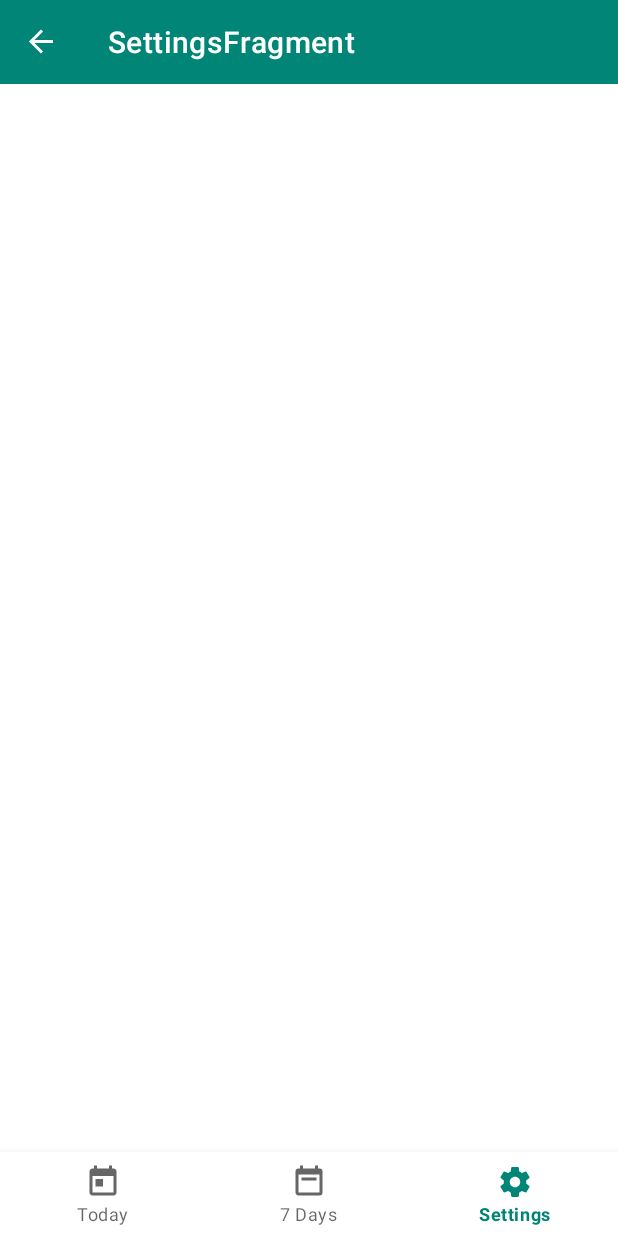
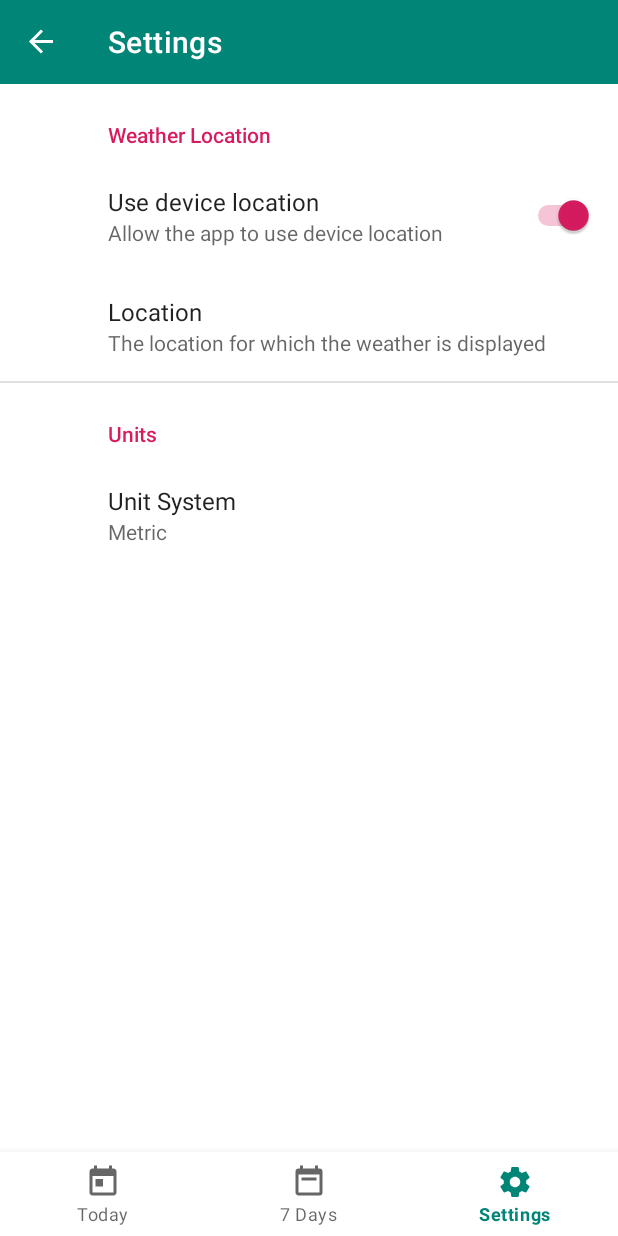
Before and after one commit to harshilpatel-git/forecast-mvvm-android, an Android app: the screen it shows after launch (MainActivity), item 3 of the bottom bar chosen, on a phone screen of 412 x 824 dp. Run offline under Robolectric (Android 15) with nearby library versions, the phone set to English and light mode, and no system bars; our stand-ins replace androidx.preference, navigation-ui; libraries missing offline, so code that uses them is left out: com.jakewharton.threetenabp, org.kodein.di; pictures from the network do not load; 4 statements that could not run were skipped.

Commit message:
Settings fragment added with custom preferences.

```diff
--- a/app/src/main/java/com/harshil/weatherforecastmvvm/ForecastApplication.kt
+++ b/app/src/main/java/com/harshil/weatherforecastmvvm/ForecastApplication.kt
@@ -4,6 +4,8 @@ import android.app.Application
 import com.harshil.weatherforecastmvvm.data.db.CurrentWeatherDao
 import com.harshil.weatherforecastmvvm.data.db.ForecastDatabase
 import com.harshil.weatherforecastmvvm.data.network.*
+import com.harshil.weatherforecastmvvm.data.provider.UnitProvider
+import com.harshil.weatherforecastmvvm.data.provider.UnitProviderImpl
 import com.harshil.weatherforecastmvvm.data.repository.ForecastRepository
 import com.harshil.weatherforecastmvvm.data.repository.ForecastRepositoryImpl
 import com.jakewharton.threetenabp.AndroidThreeTen
@@ -49,9 +51,11 @@ class ForecastApplication : Application(), KodeinAware {
             )
         }
 
+        bind<UnitProvider>() with singleton { UnitProviderImpl(instance()) }
+
         // For binding class or a factory
-        // instance() is instance<ForecastRepository>()
-        bind() from provider { CurrentWeatherViewModelFactory(instance()) }
+        // instance() is instance<ForecastRepository>() and instance<UnitProvider>() respectively
+        bind() from provider { CurrentWeatherViewModelFactory(instance(), instance()) }
     }
 
     override fun onCreate() {
--- a/app/src/main/java/com/harshil/weatherforecastmvvm/data/network/provider/UnitProvider.kt
+++ b/app/src/main/java/com/harshil/weatherforecastmvvm/data/provider/UnitProvider.kt
@@ -1,4 +1,4 @@
-package com.resocoder.forecastmvvm.data.provider
+package com.harshil.weatherforecastmvvm.data.provider
 
 import com.harshil.weatherforecastmvvm.internal.UnitSystem
 
--- /dev/null
+++ b/app/src/main/java/com/harshil/weatherforecastmvvm/data/provider/UnitProviderImpl.kt
@@ -0,0 +1,20 @@
+package com.harshil.weatherforecastmvvm.data.provider
+
+import android.content.Context
+import android.content.SharedPreferences
+import androidx.preference.PreferenceManager
+import com.harshil.weatherforecastmvvm.internal.UnitSystem
+
+const val UNIT_SYSTEM = "UNIT_SYSTEM"
+
+class UnitProviderImpl(context: Context) : UnitProvider {
+    private val appContext = context.applicationContext
+
+    private val preferences: SharedPreferences
+        get() = PreferenceManager.getDefaultSharedPreferences(appContext)
+
+    override fun getUnitSystem(): UnitSystem {
+        val selectedName = preferences.getString(UNIT_SYSTEM, UnitSystem.METRIC.name)
+        return UnitSystem.valueOf(selectedName!!)
+    }
+}
--- a/app/src/main/java/com/harshil/weatherforecastmvvm/ui/settings/SettingsFragment.kt
+++ b/app/src/main/java/com/harshil/weatherforecastmvvm/ui/settings/SettingsFragment.kt
@@ -1,6 +1,18 @@
 package com.harshil.weatherforecastmvvm.ui.settings
 
-import androidx.fragment.app.Fragment
+import android.os.Bundle
+import androidx.appcompat.app.AppCompatActivity
+import androidx.preference.PreferenceFragmentCompat
+import com.harshil.weatherforecastmvvm.R
 
-class SettingsFragment: Fragment() {
+class SettingsFragment : PreferenceFragmentCompat() {
+    override fun onCreatePreferences(savedInstanceState: Bundle?, rootKey: String?) {
+        addPreferencesFromResource(R.xml.preferences)
+    }
+
+    override fun onActivityCreated(savedInstanceState: Bundle?) {
+        super.onActivityCreated(savedInstanceState)
+        (activity as? AppCompatActivity)?.supportActionBar?.title = "Settings"
+        (activity as? AppCompatActivity)?.supportActionBar?.subtitle = null
+    }
 }
--- a/app/src/main/java/com/harshil/weatherforecastmvvm/ui/weather/current/CurrentWeatherViewModel.kt
+++ b/app/src/main/java/com/harshil/weatherforecastmvvm/ui/weather/current/CurrentWeatherViewModel.kt
@@ -1,16 +1,17 @@
 package com.resocoder.forecastmvvm.ui.weather.current
 
 import androidx.lifecycle.ViewModel
+import com.harshil.weatherforecastmvvm.data.provider.UnitProvider
 import com.harshil.weatherforecastmvvm.data.repository.ForecastRepository
 import com.harshil.weatherforecastmvvm.internal.UnitSystem
 import com.harshil.weatherforecastmvvm.internal.lazyDeferred
-import com.resocoder.forecastmvvm.data.provider.UnitProvider
 
 class CurrentWeatherViewModel(
-    private val forecastRepository: ForecastRepository
+    private val forecastRepository: ForecastRepository,
+    unitProvider: UnitProvider
 ) : ViewModel() {
 
-    private val unitSystem = UnitSystem.METRIC
+    private val unitSystem = unitProvider.getUnitSystem()
 
     val isMetric: Boolean
         get() = unitSystem == UnitSystem.METRIC
--- a/app/src/main/java/com/harshil/weatherforecastmvvm/ui/weather/current/CurrentWeatherViewModelFactory.kt
+++ b/app/src/main/java/com/harshil/weatherforecastmvvm/ui/weather/current/CurrentWeatherViewModelFactory.kt
@@ -2,15 +2,17 @@ package com.resocoder.forecastmvvm.ui.weather.current
 
 import androidx.lifecycle.ViewModel
 import androidx.lifecycle.ViewModelProvider
+import com.harshil.weatherforecastmvvm.data.provider.UnitProvider
 import com.harshil.weatherforecastmvvm.data.repository.ForecastRepository
 
 
 class CurrentWeatherViewModelFactory(
-    private val forecastRepository: ForecastRepository
+    private val forecastRepository: ForecastRepository,
+    private val unitProvider: UnitProvider
 ) : ViewModelProvider.NewInstanceFactory() {
 
     @Suppress("UNCHECKED_CAST")
     override fun <T : ViewModel?> create(modelClass: Class<T>): T {
-        return CurrentWeatherViewModel(forecastRepository) as T
+        return CurrentWeatherViewModel(forecastRepository, unitProvider) as T
     }
 }
--- /dev/null
+++ b/app/src/main/res/values/arrays.xml
@@ -0,0 +1,12 @@
+<?xml version="1.0" encoding="utf-8"?>
+<resources>
+    <string-array name="unitSystemValues">
+        <item>METRIC</item>
+        <item>IMPERIAL</item>
+    </string-array>
+
+    <string-array name="unitSystemEntries">
+        <item>Metric</item>
+        <item>Imperial</item>
+    </string-array>
+</resources>
--- /dev/null
+++ b/app/src/main/res/xml/preferences.xml
@@ -0,0 +1,26 @@
+<?xml version="1.0" encoding="utf-8"?>
+<PreferenceScreen xmlns:android="http://schemas.android.com/apk/res/android">
+    <PreferenceCategory android:title="Weather Location">
+        <SwitchPreference
+            android:defaultValue="true"
+            android:disableDependentsState="true"
+            android:key="USE_DEVICE_LOCATION"
+            android:summary="Allow the app to use device location"
+            android:title="Use device location" />
+        <EditTextPreference
+            android:defaultValue="Los Angeles"
+            android:dependency="USE_DEVICE_LOCATION"
+            android:key="CUSTOM_LOCATION"
+            android:summary="The location for which the weather is displayed"
+            android:title="Location" />
+    </PreferenceCategory>
+    <PreferenceCategory android:title="Units">
+        <ListPreference
+            android:defaultValue="METRIC"
+            android:entries="@array/unitSystemEntries"
+            android:entryValues="@array/unitSystemValues"
+            android:key="UNIT_SYSTEM"
+            android:summary="%s"
+            android:title="Unit System" />
+    </PreferenceCategory>
+</PreferenceScreen>
```
